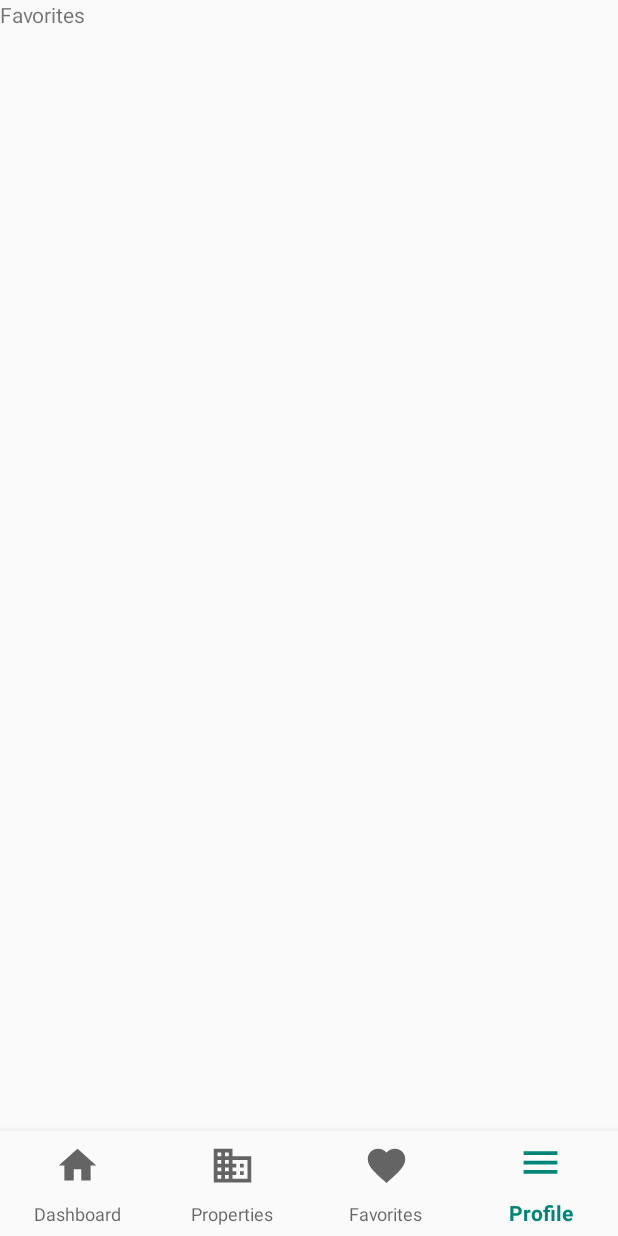
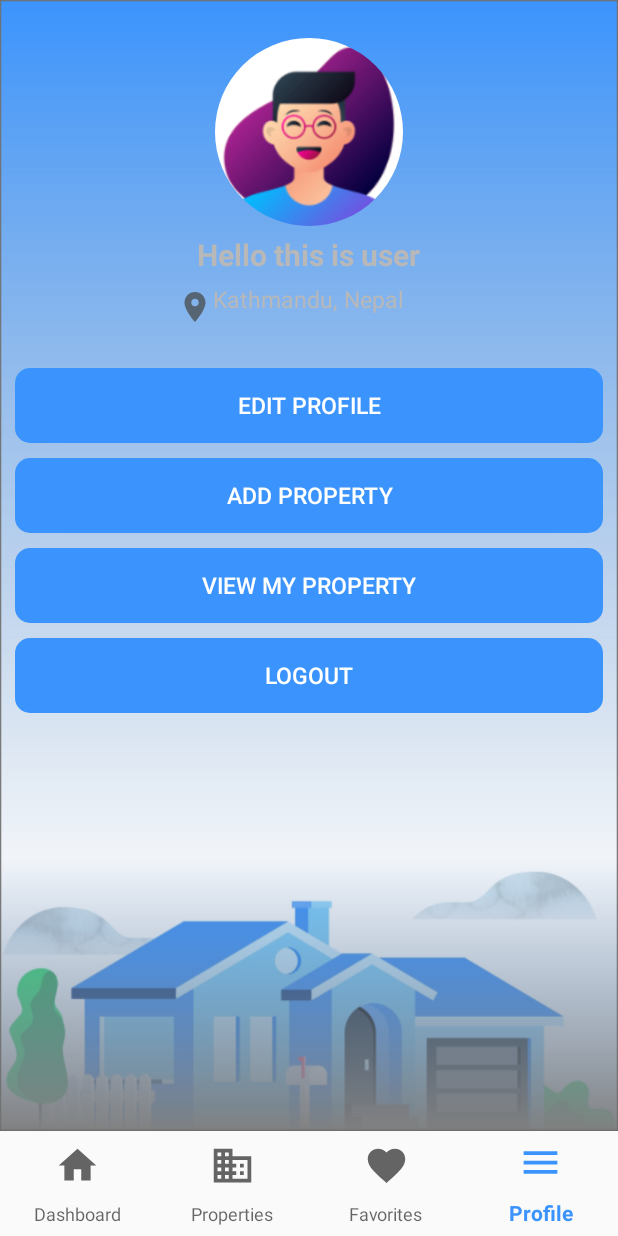
Before and after one commit to uttamtamang/HouseRentalSystem, an Android app: the screen it shows after launch (DashboardActivity), item 4 of the bottom bar chosen, on a phone screen of 412 x 824 dp. Run offline under Robolectric (Android 15) with nearby library versions, the light colour scheme and no system bars; our stand-ins replace CircleImageView, navigation-ui.

Commit message:
user dashboard

```diff
--- a/app/src/main/java/com/example/meroghar/DashboardActivity.java
+++ b/app/src/main/java/com/example/meroghar/DashboardActivity.java
@@ -18,6 +18,7 @@ import android.view.View;
 
 import com.example.meroghar.Fragments.FavoritesFragment;
 import com.example.meroghar.Fragments.DashboardFragment;
+import com.example.meroghar.Fragments.ProfileFragment;
 import com.example.meroghar.Fragments.PropertiesFragment;
 import com.google.android.material.bottomnavigation.BottomNavigationView;
 import com.google.android.material.floatingactionbutton.FloatingActionButton;
@@ -64,8 +65,8 @@ public class DashboardActivity extends AppCompatActivity {
                             break;
 
                         case R.id.nav_profile:
-                            return true;
-
+                            selectFragment = new ProfileFragment();
+                            break;
 
                     }
                     getSupportFragmentManager().beginTransaction().replace(R.id.fragment_container,
--- /dev/null
+++ b/app/src/main/java/com/example/meroghar/Fragments/ProfileFragment.java
@@ -0,0 +1,25 @@
+package com.example.meroghar.Fragments;
+
+import android.content.Context;
+import android.net.Uri;
+import android.os.Bundle;
+
+import androidx.fragment.app.Fragment;
+
+import android.view.LayoutInflater;
+import android.view.View;
+import android.view.ViewGroup;
+
+import com.example.meroghar.R;
+
+
+public class ProfileFragment extends Fragment {
+
+
+    @Override
+    public View onCreateView(LayoutInflater inflater, ViewGroup container,
+                             Bundle savedInstanceState) {
+        // Inflate the layout for this fragment
+        return inflater.inflate(R.layout.fragment_profile, container, false);
+    }
+}
--- a/app/src/main/res/layout/activity_dashboard.xml
+++ b/app/src/main/res/layout/activity_dashboard.xml
@@ -22,6 +22,7 @@
         app:menu="@menu/bottom_navigation"
         android:background="?android:attr/windowBackground"
         android:animateLayoutChanges="false"
+        app:itemHorizontalTranslationEnabled="false"
         app:itemIconSize="30dp"
         />
 
--- a/app/src/main/res/layout/fragment_dashboard.xml
+++ b/app/src/main/res/layout/fragment_dashboard.xml
@@ -21,11 +21,11 @@
             android:layout_marginEnd="10dp"/>
 
     </RelativeLayout>
+
     <RelativeLayout
         android:layout_width="match_parent"
         android:layout_height="wrap_content"
         android:id="@+id/advanceFilter"
-        android:to="@+id/categorySection"
         >
         <TextView
             android:layout_width="match_parent"
@@ -75,7 +75,7 @@
             android:layout_marginEnd="10dp"/>
 
 
-        <androidx.appcompat.widget.AppCompatSpinner
+        <Spinner
             android:layout_width="match_parent"
             android:layout_height="40dp"
             android:id="@+id/startPrice"
@@ -96,7 +96,7 @@
             android:layout_marginEnd="5dp"
             />
 
-        <androidx.appcompat.widget.AppCompatSpinner
+        <Spinner
             android:layout_width="match_parent"
             android:layout_height="40dp"
             android:id="@+id/endPrice"
@@ -109,7 +109,7 @@
     <Button
         android:id="@+id/btnSearch"
         android:layout_width="match_parent"
-        android:layout_height="40dp"
+        android:layout_height="50dp"
         android:layout_marginTop="15dp"
         android:background="@drawable/button_background"
         android:text="Search"
--- /dev/null
+++ b/app/src/main/res/layout/fragment_profile.xml
@@ -0,0 +1,194 @@
+<?xml version="1.0" encoding="utf-8"?>
+<RelativeLayout xmlns:android="http://schemas.android.com/apk/res/android"
+    xmlns:tools="http://schemas.android.com/tools"
+    android:layout_width="match_parent"
+    android:layout_height="match_parent"
+    tools:context=".Fragments.ProfileFragment"
+    android:background="@drawable/background2">
+
+<!--    <GridLayout-->
+<!--        android:id="@+id/mainGrid"-->
+<!--        android:columnCount="2"-->
+<!--        android:rowCount="1"-->
+<!--        android:layout_gravity="center"-->
+<!--        android:columnOrderPreserved="false"-->
+<!--        android:layout_weight="8"-->
+<!--        android:layout_width="match_parent"-->
+<!--        android:layout_height="0dp"-->
+<!--        android:padding="14dp"-->
+<!--        >-->
+
+<!--    &lt;!&ndash; Row 1 &ndash;&gt;-->
+
+<!--    &lt;!&ndash; Column 1 &ndash;&gt;-->
+<!--    <androidx.cardview.widget.CardView-->
+<!--        android:layout_width="150dp"-->
+<!--        android:layout_height="150dp"-->
+<!--        android:layout_marginBottom="15dp"-->
+<!--        android:layout_marginLeft="15dp"-->
+<!--        android:layout_marginRight="15dp"-->
+<!--        app:cardElevation="8dp"-->
+<!--        app:cardCornerRadius="8dp"-->
+
+<!--        >-->
+
+<!--    <LinearLayout-->
+<!--        android:layout_gravity="center_horizontal|center_vertical"-->
+<!--        android:layout_margin="16dp"-->
+<!--        android:orientation="vertical"-->
+<!--        android:layout_width="wrap_content"-->
+<!--        android:layout_height="wrap_content">-->
+
+<!--        <ImageView-->
+<!--            android:src="@drawable/logo2"-->
+<!--            android:layout_gravity="center_horizontal"-->
+<!--            android:layout_width="wrap_content"-->
+<!--            android:layout_height="wrap_content" />-->
+
+<!--        <TextView-->
+<!--            android:text="Add Property"-->
+<!--            android:textAlignment="center"-->
+<!--            android:textColor="@android:color/black"-->
+<!--            android:textSize="18sp"-->
+<!--            android:textStyle="bold"-->
+<!--            android:layout_width="wrap_content"-->
+<!--            android:layout_height="wrap_content" />-->
+
+<!--    </LinearLayout>-->
+<!--    </androidx.cardview.widget.CardView>-->
+<!--        <androidx.cardview.widget.CardView-->
+<!--            android:layout_width="150dp"-->
+<!--            android:layout_height="150dp"-->
+<!--            android:layout_marginBottom="15dp"-->
+<!--            android:layout_marginLeft="15dp"-->
+<!--            android:layout_marginRight="15dp"-->
+<!--            app:cardElevation="8dp"-->
+<!--            app:cardCornerRadius="8dp"-->
+
+<!--            >-->
+
+<!--            <LinearLayout-->
+<!--                android:layout_gravity="center_horizontal|center_vertical"-->
+<!--                android:layout_margin="16dp"-->
+<!--                android:orientation="vertical"-->
+<!--                android:layout_width="wrap_content"-->
+<!--                android:layout_height="wrap_content">-->
+
+<!--                <ImageView-->
+<!--                    android:src="@drawable/logo2"-->
+<!--                    android:layout_gravity="center_horizontal"-->
+<!--                    android:layout_width="wrap_content"-->
+<!--                    android:layout_height="wrap_content" />-->
+
+<!--                <TextView-->
+<!--                    android:text="Add Property"-->
+<!--                    android:textAlignment="center"-->
+<!--                    android:textColor="@android:color/black"-->
+<!--                    android:textSize="18sp"-->
+<!--                    android:textStyle="bold"-->
+<!--                    android:layout_width="wrap_content"-->
+<!--                    android:layout_height="wrap_content" />-->
+
+<!--            </LinearLayout>-->
+<!--        </androidx.cardview.widget.CardView>-->
+
+<!--    </GridLayout>-->
+
+    <de.hdodenhof.circleimageview.CircleImageView
+        android:layout_width="125dp"
+        android:layout_height="125dp"
+        android:src="@drawable/userimg"
+        android:id="@+id/userProfilePic"
+        android:layout_centerHorizontal="true"
+        android:layout_marginTop="25dp"
+        />
+    <TextView
+        android:layout_width="wrap_content"
+        android:layout_height="wrap_content"
+        android:id="@+id/userName"
+        android:text="Hello this is user"
+        android:layout_below="@+id/userProfilePic"
+        android:layout_centerHorizontal="true"
+        android:layout_marginTop="5dp"
+        android:textSize="20sp"
+        android:textStyle="bold"
+        android:textColor="#B8B8B8"/>
+    <ImageView
+        android:layout_width="wrap_content"
+        android:layout_height="wrap_content"
+        android:id="@+id/placeIcon"
+        android:layout_below="@+id/userName"
+        android:layout_toStartOf="@+id/userAddress"
+        android:src="@drawable/ic_place_black_24dp"
+        android:layout_marginTop="14px"/>
+
+    <TextView
+        android:layout_width="wrap_content"
+        android:layout_height="wrap_content"
+        android:id="@+id/userAddress"
+        android:text="Kathmandu, Nepal"
+        android:layout_below="@+id/userName"
+        android:layout_centerHorizontal="true"
+        android:layout_marginTop="5dp"
+        android:textSize="15sp"
+        android:textColor="#B8B8B8"
+        />
+
+
+    <LinearLayout
+        android:layout_width="match_parent"
+        android:layout_height="wrap_content"
+        android:id="@+id/linearlayout"
+        android:orientation="vertical"
+        android:layout_below="@+id/userAddress"
+        android:layout_marginTop="25dp">
+
+        <Button
+            android:layout_width="match_parent"
+            android:layout_height="50dp"
+            android:id="@+id/btnEditProfile"
+            android:layout_marginTop="10dp"
+            android:layout_marginHorizontal="10dp"
+            android:background="@drawable/button_background"
+            android:text="Edit Profile"
+            android:textColor="#fff"
+            android:textSize="15sp"/>
+
+
+        <Button
+            android:layout_width="match_parent"
+            android:layout_height="50dp"
+            android:id="@+id/btnAddProperty"
+            android:layout_marginTop="10dp"
+            android:layout_marginHorizontal="10dp"
+            android:background="@drawable/button_background"
+            android:text="Add property"
+            android:textColor="#fff"
+            android:textSize="15sp"/>
+        <Button
+            android:layout_width="match_parent"
+            android:layout_height="50dp"
+            android:id="@+id/btnViewProperty"
+            android:layout_marginTop="10dp"
+            android:layout_marginHorizontal="10dp"
+            android:background="@drawable/button_background"
+            android:text="View my property"
+            android:textColor="#fff"
+            android:textSize="15sp"/>
+        <Button
+            android:layout_width="match_parent"
+            android:layout_height="50dp"
+            android:id="@+id/btnLogout"
+            android:layout_marginTop="10dp"
+            android:layout_marginHorizontal="10dp"
+            android:background="@drawable/button_background"
+            android:text="LOGOUT"
+            android:textColor="#fff"
+            android:textSize="15sp"/>
+
+
+
+    </LinearLayout>
+
+
+</RelativeLayout>
--- a/app/src/main/res/values/colors.xml
+++ b/app/src/main/res/values/colors.xml
@@ -1,6 +1,6 @@
 <?xml version="1.0" encoding="utf-8"?>
 <resources>
-    <color name="colorPrimary">#008577</color>
+    <color name="colorPrimary">#3B94FD</color>
     <color name="colorPrimaryDark">#B8B8B8</color>
     <color name="colorAccent">#D81B60</color>
 
```
Also changed, not shown: app/src/main/res/drawable/background2.png (added), app/src/main/res/drawable/background3.png (added), app/src/main/res/drawable/sazam.png (added), app/src/main/res/drawable/userimg.png (added), 1 other file.
